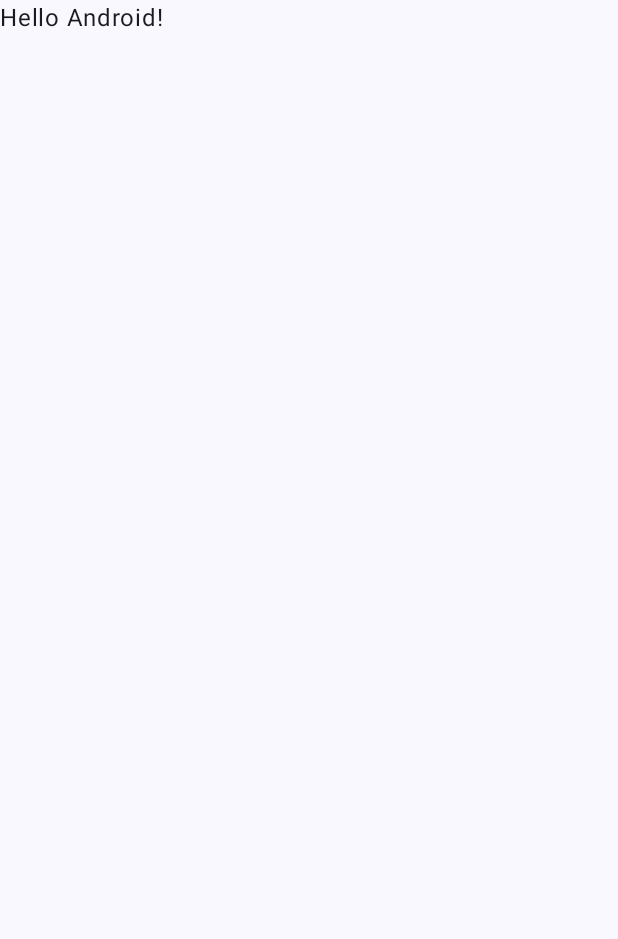
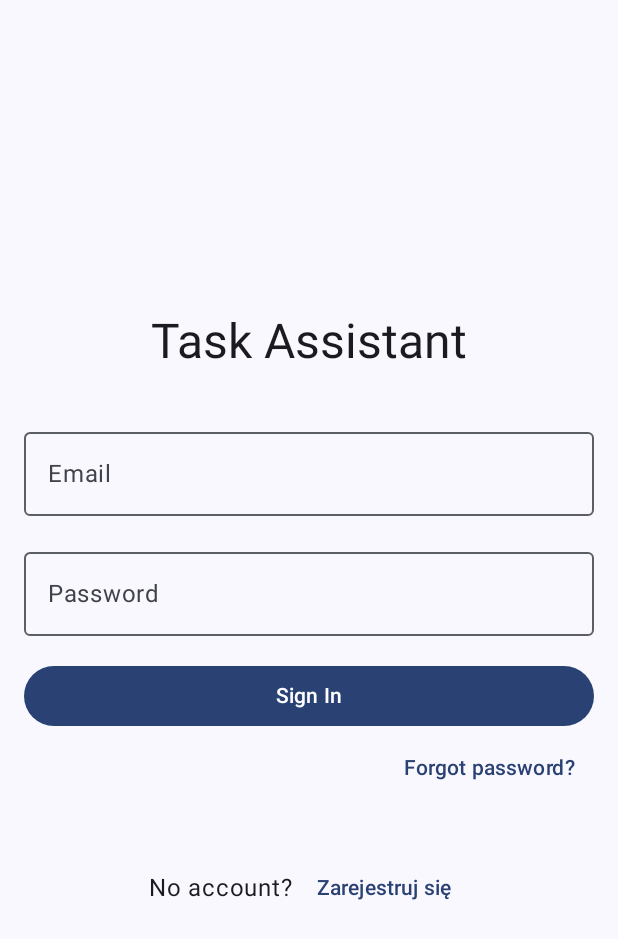
Before and after one commit to PrzemekTypa/TaskAssistant, an Android app built with Jetpack Compose: the screen it shows after launch (MainActivity), on a phone screen of 412 x 824 dp. Before the commit the part shown is almost empty. Shown: the top 939 px of the screen. Run offline under Robolectric (Android 15) with nearby library versions, the phone set to English and light mode, and no system bars.

Commit message:
add login screen

```diff
--- a/app/src/main/java/com/example/taskassistant/MainActivity.kt
+++ b/app/src/main/java/com/example/taskassistant/MainActivity.kt
@@ -4,13 +4,33 @@ import android.os.Bundle
 import androidx.activity.ComponentActivity
 import androidx.activity.compose.setContent
 import androidx.activity.enableEdgeToEdge
+import androidx.compose.foundation.layout.Arrangement
+import androidx.compose.foundation.layout.Column
+import androidx.compose.foundation.layout.Row
+import androidx.compose.foundation.layout.Spacer
 import androidx.compose.foundation.layout.fillMaxSize
+import androidx.compose.foundation.layout.fillMaxWidth
+import androidx.compose.foundation.layout.height
 import androidx.compose.foundation.layout.padding
+import androidx.compose.foundation.layout.width
+import androidx.compose.foundation.text.KeyboardOptions
+import androidx.compose.material3.Button
+import androidx.compose.material3.MaterialTheme
+import androidx.compose.material3.OutlinedTextField
 import androidx.compose.material3.Scaffold
 import androidx.compose.material3.Text
+import androidx.compose.material3.TextButton
 import androidx.compose.runtime.Composable
+import androidx.compose.runtime.getValue
+import androidx.compose.runtime.mutableStateOf
+import androidx.compose.runtime.remember
+import androidx.compose.runtime.setValue
+import androidx.compose.ui.Alignment
 import androidx.compose.ui.Modifier
+import androidx.compose.ui.text.input.KeyboardType
+import androidx.compose.ui.text.input.PasswordVisualTransformation
 import androidx.compose.ui.tooling.preview.Preview
+import androidx.compose.ui.unit.dp
 import com.example.taskassistant.ui.theme.TaskAssistantTheme
 
 class MainActivity : ComponentActivity() {
@@ -20,10 +40,7 @@ class MainActivity : ComponentActivity() {
         setContent {
             TaskAssistantTheme {
                 Scaffold(modifier = Modifier.fillMaxSize()) { innerPadding ->
-                    Greeting(
-                        name = "Android",
-                        modifier = Modifier.padding(innerPadding)
-                    )
+                    LoginScreen(modifier = Modifier.padding(innerPadding))
                 }
             }
         }
@@ -31,17 +48,78 @@ class MainActivity : ComponentActivity() {
 }
 
 @Composable
-fun Greeting(name: String, modifier: Modifier = Modifier) {
-    Text(
-        text = "Hello $name!",
+fun LoginScreen(modifier: Modifier = Modifier) {
+    var email by remember { mutableStateOf("") }
+    var password by remember { mutableStateOf("") }
+
+    Column(
         modifier = modifier
-    )
+            .fillMaxSize()
+            .padding(16.dp),
+        verticalArrangement = Arrangement.Center,
+        horizontalAlignment = Alignment.CenterHorizontally
+    ) {
+        Text(
+            text = "Task Assistant",
+            style = MaterialTheme.typography.headlineLarge
+        )
+
+        Spacer(modifier = Modifier.height(32.dp))
+
+        OutlinedTextField(
+            value = email,
+            onValueChange = { email = it },
+            label = { Text("Email") },
+            singleLine = true,
+            modifier = Modifier.fillMaxWidth()
+        )
+
+        Spacer(modifier = Modifier.height(16.dp))
+
+        OutlinedTextField(
+            value = password,
+            onValueChange = { password = it },
+            label = { Text("Password") },
+            singleLine = true,
+            visualTransformation = PasswordVisualTransformation(),
+            keyboardOptions = KeyboardOptions(keyboardType = KeyboardType.Password),
+            modifier = Modifier.fillMaxWidth()
+        )
+
+        Spacer(modifier = Modifier.height(16.dp))
+
+        Button(
+            onClick = { /* TODO */ },
+            modifier = Modifier.fillMaxWidth()
+        ) {
+            Text("Sign In")
+        }
+
+        TextButton(
+            onClick = { /* TODO */ },
+            modifier = Modifier.align(Alignment.End)
+        ) {
+            Text("Forgot password?")
+        }
+
+        Spacer(modifier = Modifier.height(32.dp))
+
+        Row(
+            verticalAlignment = Alignment.CenterVertically
+        ) {
+            Text("No account?")
+            Spacer(modifier = Modifier.width(4.dp))
+            TextButton(onClick = { /* TODO */ }) {
+                Text("Zarejestruj się")
+            }
+        }
+    }
 }
 
 @Preview(showBackground = true)
 @Composable
-fun GreetingPreview() {
+fun LoginScreenPreview() {
     TaskAssistantTheme {
-        Greeting("Android")
+        LoginScreen()
     }
 }
```
